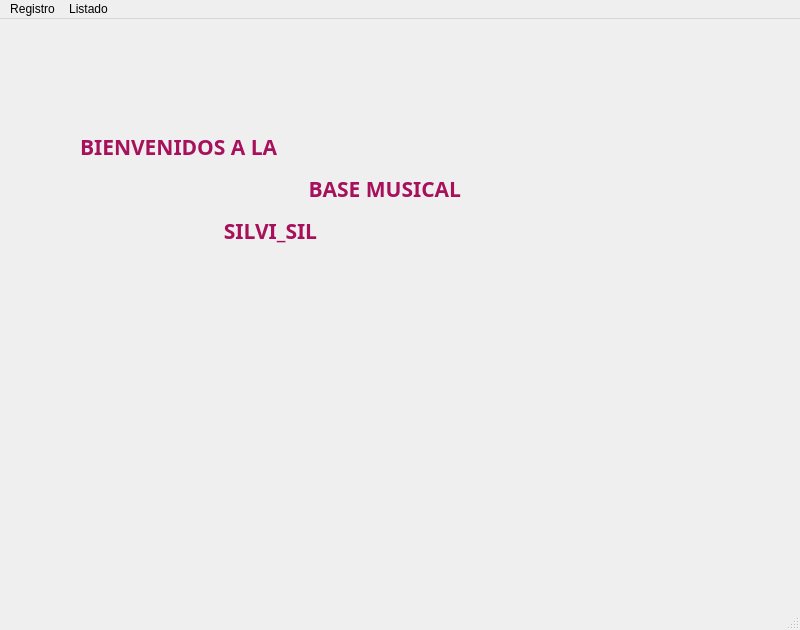
This is Proyectos/Project_Music_DB/ventanas/ventana_bienvenida.ui in SilviaSanjose/Python_exercices as Qt 5 draws it before an edit. The edited form follows.
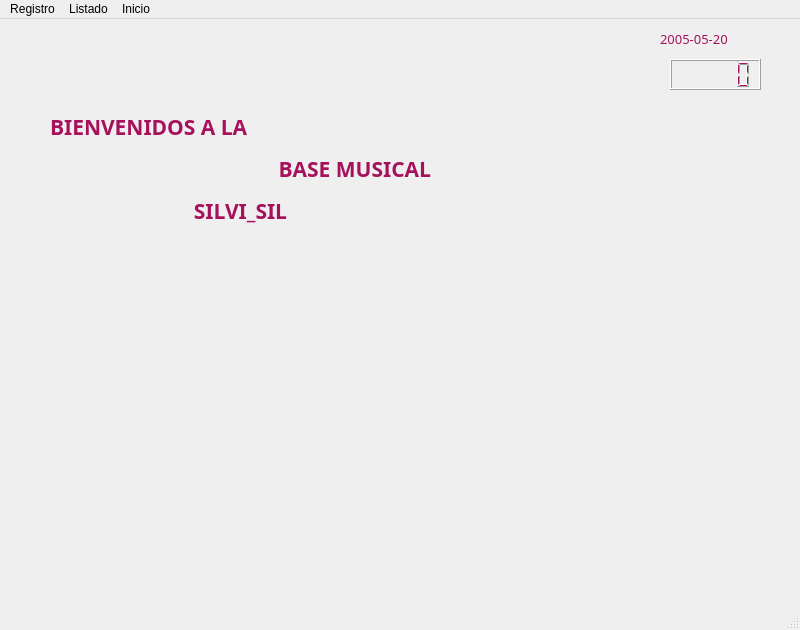
This is the edited form.

Commit message: fecha y hora

```diff
--- a/Proyectos/Project_Music_DB/ventanas/ventana_bienvenida.ui
+++ b/Proyectos/Project_Music_DB/ventanas/ventana_bienvenida.ui
@@ -17,8 +17,8 @@
    <widget class="QLabel" name="lbl_bienvenida">
     <property name="geometry">
      <rect>
-      <x>80</x>
-      <y>90</y>
+      <x>50</x>
+      <y>70</y>
       <width>381</width>
       <height>161</height>
      </rect>
@@ -35,6 +35,47 @@
      <string>&lt;html&gt;&lt;head/&gt;&lt;body&gt;&lt;p&gt;&lt;span style=&quot; font-weight:600; color:#a7115b;&quot;&gt;BIENVENIDOS A LA &lt;/span&gt;&lt;/p&gt;&lt;p align=&quot;right&quot;&gt;&lt;span style=&quot; font-weight:600; color:#a7115b;&quot;&gt;BASE MUSICAL&lt;/span&gt;&lt;/p&gt;&lt;p align=&quot;center&quot;&gt;&lt;span style=&quot; font-weight:600; color:#a7115b;&quot;&gt;SILVI_SIL&lt;/span&gt;&lt;/p&gt;&lt;/body&gt;&lt;/html&gt;</string>
     </property>
    </widget>
+   <widget class="QLCDNumber" name="lcdNumber">
+    <property name="geometry">
+     <rect>
+      <x>670</x>
+      <y>40</y>
+      <width>91</width>
+      <height>31</height>
+     </rect>
+    </property>
+    <property name="font">
+     <font>
+      <family>MV Boli</family>
+     </font>
+    </property>
+    <property name="styleSheet">
+     <string notr="true">
+color: rgb(167, 17, 91);</string>
+    </property>
+   </widget>
+   <widget class="QLabel" name="txt_fecha">
+    <property name="geometry">
+     <rect>
+      <x>660</x>
+      <y>10</y>
+      <width>121</width>
+      <height>20</height>
+     </rect>
+    </property>
+    <property name="font">
+     <font>
+      <family>MV Boli</family>
+      <pointsize>10</pointsize>
+     </font>
+    </property>
+    <property name="styleSheet">
+     <string notr="true">color: rgb(167, 17, 91);</string>
+    </property>
+    <property name="text">
+     <string>2005-05-20</string>
+    </property>
+   </widget>
   </widget>
   <widget class="QMenuBar" name="menubar">
    <property name="geometry">
@@ -58,8 +99,14 @@
     <addaction name="sub_meni_listado_canciones"/>
     <addaction name="sub_menu_tabla_Canciones"/>
    </widget>
+   <widget class="QMenu" name="sub_menu_inicio">
+    <property name="title">
+     <string>Inicio</string>
+    </property>
+   </widget>
    <addaction name="menuRegistro"/>
    <addaction name="menuListado"/>
+   <addaction name="sub_menu_inicio"/>
   </widget>
   <widget class="QStatusBar" name="statusbar"/>
   <action name="sub_menu_registro">
```
Left out of the diff: 7 changed lines with no effect on the pictures. The commit also changes 7 other files.
